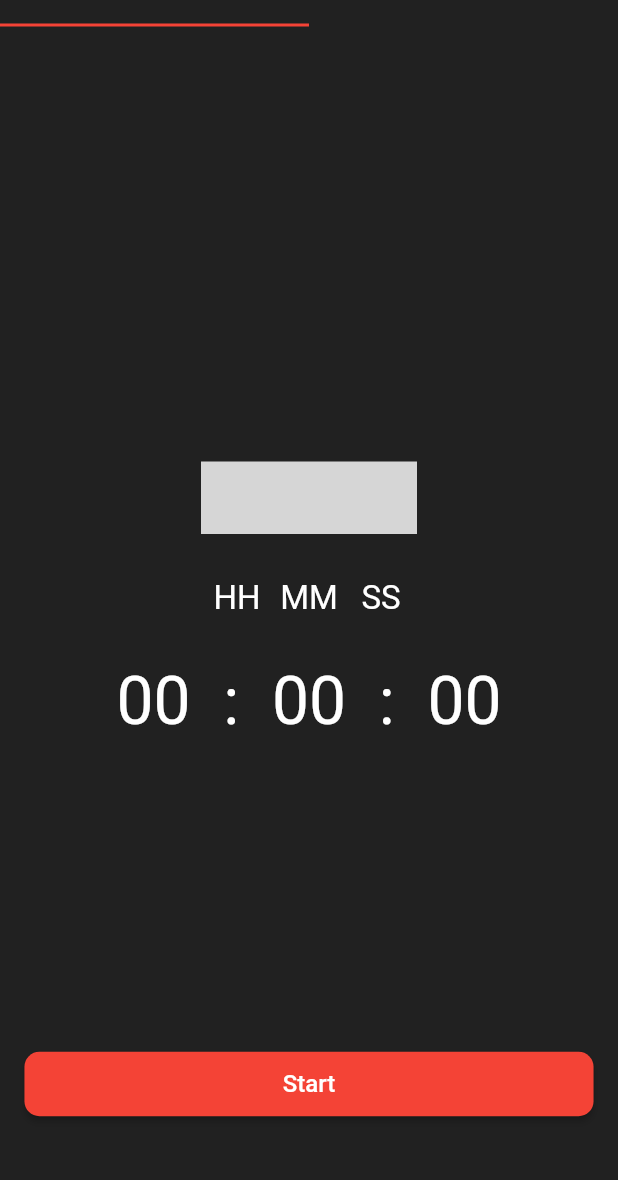
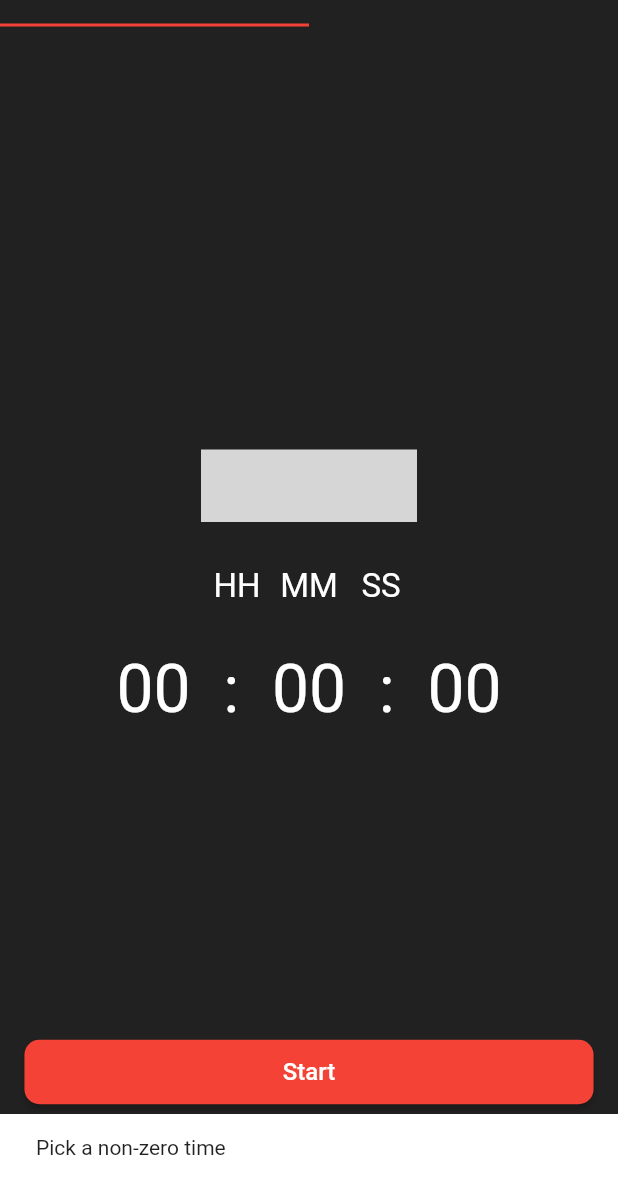
Before and after one commit to amaan-zafar/Timer-Stopwatch, a Flutter app: the screen it shows after launch, after a tap on "Start", on a phone screen of 412 x 824 dp, the part 56-1236 px from its top. Run offline on Flutter 3.47's test engine with Material 2 defaults, Android fonts, the light colour scheme and no system bars; our stand-ins replace numberpicker; statements that could not run were skipped; grey boxes are pictures that could not be loaded.

Commit message:
Added snackbar start is pressed without picking a non-zero time

```diff
--- a/lib/main.dart
+++ b/lib/main.dart
@@ -10,6 +10,7 @@ class ClockApp extends StatelessWidget {
   @override
   Widget build(BuildContext context) {
     return MaterialApp(
+      debugShowCheckedModeBanner: false,
       title: 'Clock',
       theme: ThemeData(
         brightness: Brightness.dark,
--- a/lib/models/long_button.dart
+++ b/lib/models/long_button.dart
@@ -9,7 +9,7 @@ class FullBtn extends StatelessWidget {
   @override
   Widget build(BuildContext context) {
     return Container(
-      margin: EdgeInsets.fromLTRB(16.3, 5, 16.3, 40),
+      margin: EdgeInsets.fromLTRB(16.3, 5, 16.3, 48),
       child: SizedBox(
         width: double.infinity,
         child: MaterialButton(
--- a/lib/models/short_button.dart
+++ b/lib/models/short_button.dart
@@ -9,7 +9,7 @@ class HalfBtn extends StatelessWidget {
   @override
   Widget build(BuildContext context) {
     return Container(
-      margin: EdgeInsets.fromLTRB(3.5, 5, 3.5, 40),
+      margin: EdgeInsets.fromLTRB(3.5, 5, 3.5, 48),
       child: SizedBox(
         width: 160,
         child: MaterialButton(
--- a/lib/tabs/timer_tab.dart
+++ b/lib/tabs/timer_tab.dart
@@ -21,7 +21,10 @@ class _TimerTabState extends State<TimerTab> {
   final oneSec = const Duration(seconds: 1);
 
   void startTimer() {
-    if (hr == 0 && min == 0 && sec == 0) return;
+    if (hr == 0 && min == 0 && sec == 0) {
+      showSnackbar(context);
+      return;
+    }
     setState(() {
       startBtnVisibility = false;
       pauseBtnVisibility = true;
@@ -143,4 +146,12 @@ class _TimerTabState extends State<TimerTab> {
             ])
     ]));
   }
+
+  void showSnackbar(BuildContext context) {
+    var snackbar = SnackBar(
+      content: Text('Pick a non-zero time'),
+    );
+
+    Scaffold.of(context).showSnackBar(snackbar);
+  }
 }
```
